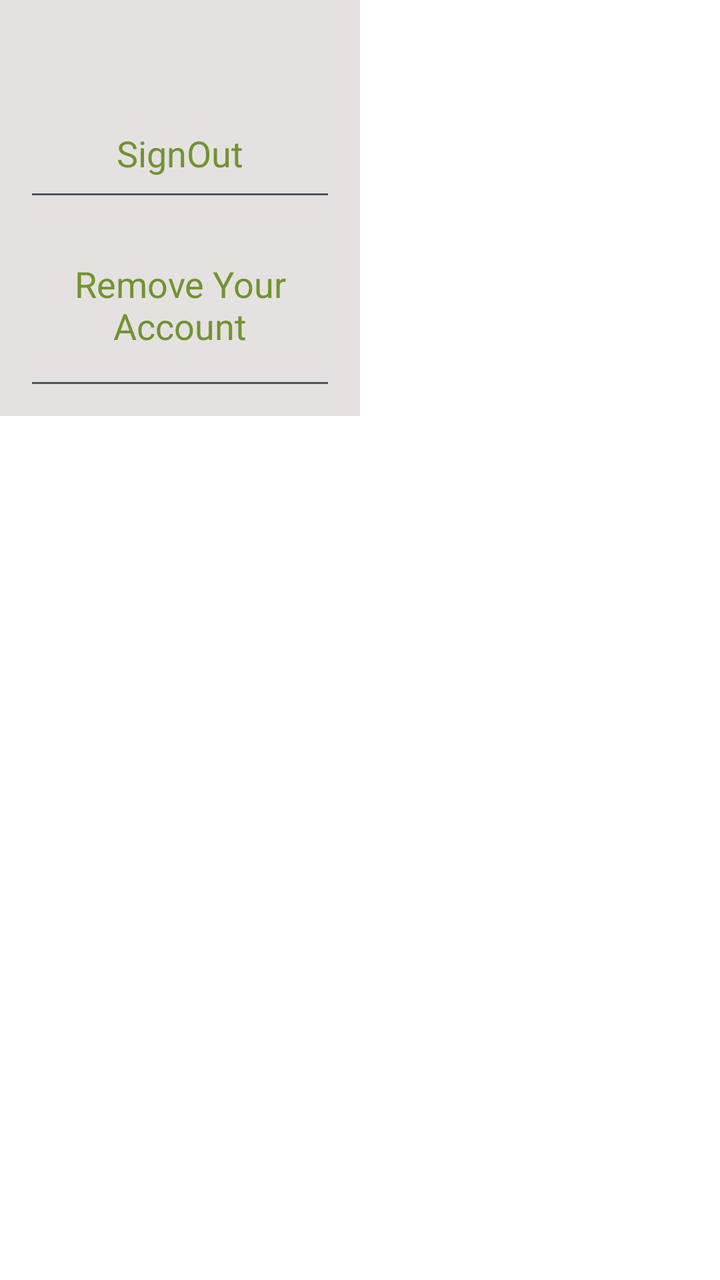
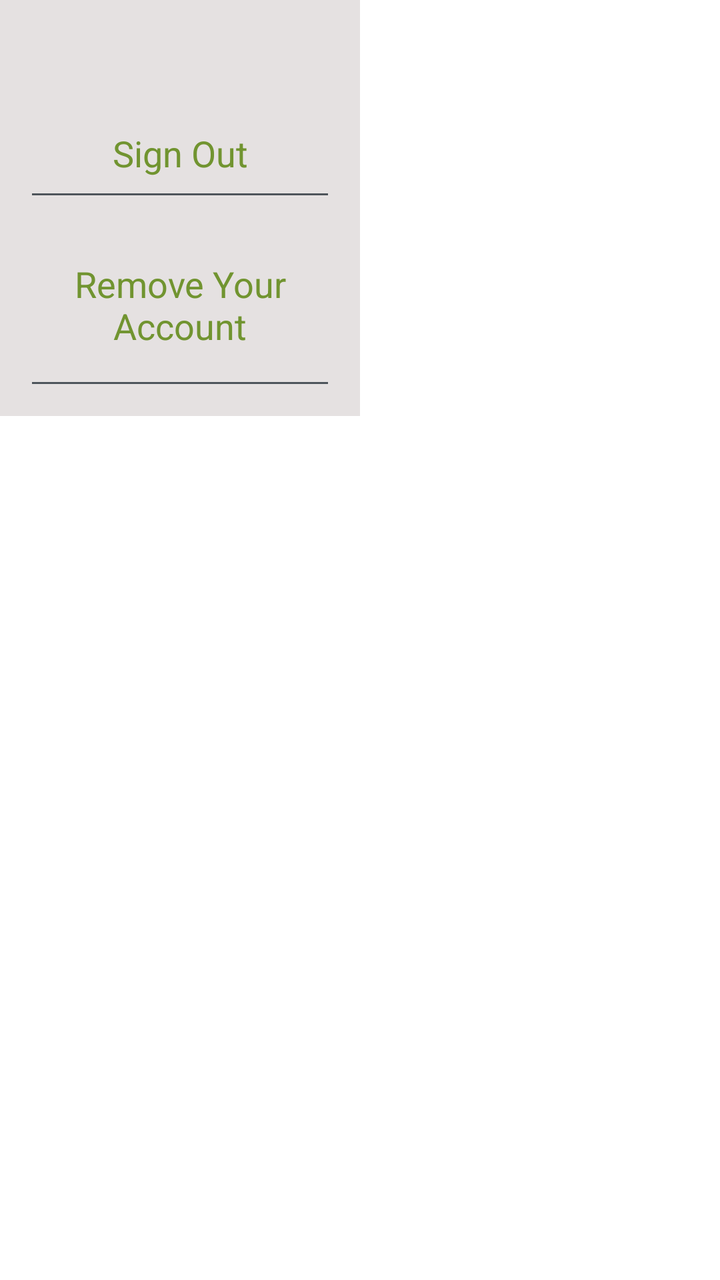

Screens rendered from an Android XML layout before and after an edit, with the pre-edit source and the edit as a unified diff.
<!-- AndroidManifest.xml: application theme AppTheme -->
<!-- res/layout/fragment_settings.xml -->
<?xml version="1.0" encoding="utf-8"?>
<layout xmlns:android="http://schemas.android.com/apk/res/android">

    <data>

        <variable
            name="viewModel"
            type="eu.agribot.agribotapp.ui.fragment.settings.SettingsViewModel" />
    </data>

    <LinearLayout
        android:layout_width="match_parent"
        android:layout_height="match_parent"
        android:orientation="horizontal">

        <LinearLayout
            android:layout_width="0dp"
            android:layout_weight="1"
            android:layout_height="match_parent"
            android:orientation="vertical">


            <LinearLayout
                android:layout_width="match_parent"
                android:layout_height="wrap_content"
                android:orientation="vertical"
                android:background="#E5E1E1"
                android:padding="@dimen/margin_medium"
                android:onClick="@{() -> viewModel.logOutButtonAction()}">

            <TextView
                android:layout_width="match_parent"
                android:layout_height="wrap_content"
                android:layout_gravity="center"
                android:textSize="@dimen/text_size_large"
                android:textColor="@color/black"
                android:gravity="center"
                android:layout_margin="@dimen/margin_large"
                android:text="@{viewModel.user}"/>

            <TextView
                android:layout_width="match_parent"
                android:layout_height="wrap_content"
                android:layout_gravity="center"
                android:gravity="center"
                android:text="SignOut"
                android:textSize="@dimen/text_size_large"
                android:textColor="@color/base_green" />

                <View
                    android:layout_width="match_parent"
                    android:layout_height="1dp"
                    android:layout_margin="@dimen/margin_medium"
                    android:background="@color/gray"/>

            </LinearLayout>

            <LinearLayout
                android:layout_width="match_parent"
                android:layout_height="wrap_content"
                android:orientation="vertical"
                android:padding="@dimen/margin_medium"
                android:onClick="@{() -> viewModel.removeTextClicked()}"
                android:background="#E5E1E1">

                <TextView
                    android:layout_width="match_parent"
                    android:layout_height="wrap_content"
                    android:layout_gravity="center"
                    android:gravity="center"
                    android:padding="@dimen/margin_medium"
                    android:text="Remove Your Account"
                    android:textSize="@dimen/text_size_large"
                    android:textColor="@color/base_green" />

                <View
                    android:layout_width="match_parent"
                    android:layout_height="1dp"
                    android:layout_marginTop="@dimen/margin_xxlarge"
                    android:layout_margin="@dimen/margin_medium"
                    android:background="@color/gray"/>


            </LinearLayout>


        </LinearLayout>

        <LinearLayout
            android:layout_width="0dp"
            android:layout_weight="1"
            android:layout_height="match_parent"
            android:orientation="vertical">



        </LinearLayout>


    </LinearLayout>
</layout>
<!-- resources referenced by this layout -->
<resources>
  <color name="base_green">#719430</color>
  <color name="black">#000000</color>
  <color name="gray">#4E555B</color>
  <dimen name="margin_large">16dp</dimen>
  <dimen name="margin_medium">8dp</dimen>
  <dimen name="margin_xxlarge">32dp</dimen>
  <dimen name="text_size_large">18sp</dimen>
  <style name="AppTheme" parent="Theme.MaterialComponents.Light.DarkActionBar">
          
          <item name="colorPrimary">@color/colorPrimary</item>
          <item name="colorPrimaryDark">@color/colorPrimaryDark</item>
          <item name="colorAccent">@color/colorAccent</item>
      </style>
  <color name="colorPrimary">@color/base_green</color>
  <color name="colorPrimaryDark">@color/base_green_darker</color>
  <color name="colorAccent">@color/gray</color>
  <color name="base_green_darker">#426600</color>
</resources>

<!-- the commit's change to res/layout/fragment_settings.xml (unified diff, before → after) -->
@@ -15,53 +15,53 @@
 
         <LinearLayout
             android:layout_width="0dp"
+            android:layout_height="match_parent"
             android:layout_weight="1"
-            android:layout_height="match_parent"
             android:orientation="vertical">
 
 
             <LinearLayout
                 android:layout_width="match_parent"
                 android:layout_height="wrap_content"
+                android:background="#E5E1E1"
+                android:onClick="@{() -> viewModel.logOutButtonAction()}"
                 android:orientation="vertical"
-                android:background="#E5E1E1"
-                android:padding="@dimen/margin_medium"
-                android:onClick="@{() -> viewModel.logOutButtonAction()}">
+                android:padding="@dimen/margin_medium">
 
-            <TextView
-                android:layout_width="match_parent"
-                android:layout_height="wrap_content"
-                android:layout_gravity="center"
-                android:textSize="@dimen/text_size_large"
-                android:textColor="@color/black"
-                android:gravity="center"
-                android:layout_margin="@dimen/margin_large"
-                android:text="@{viewModel.user}"/>
+                <TextView
+                    android:layout_width="match_parent"
+                    android:layout_height="wrap_content"
+                    android:layout_gravity="center"
+                    android:layout_margin="@dimen/margin_large"
+                    android:gravity="center"
+                    android:text="@{viewModel.user}"
+                    android:textColor="@color/black"
+                    android:textSize="@dimen/text_size_large" />
 
-            <TextView
-                android:layout_width="match_parent"
-                android:layout_height="wrap_content"
-                android:layout_gravity="center"
-                android:gravity="center"
-                android:text="SignOut"
-                android:textSize="@dimen/text_size_large"
-                android:textColor="@color/base_green" />
+                <TextView
+                    android:layout_width="match_parent"
+                    android:layout_height="wrap_content"
+                    android:layout_gravity="center"
+                    android:gravity="center"
+                    android:text="@string/sign_out"
+                    android:textColor="@color/base_green"
+                    android:textSize="@dimen/text_size_large" />
 
                 <View
                     android:layout_width="match_parent"
                     android:layout_height="1dp"
                     android:layout_margin="@dimen/margin_medium"
-                    android:background="@color/gray"/>
+                    android:background="@color/gray" />
 
             </LinearLayout>
 
             <LinearLayout
                 android:layout_width="match_parent"
                 android:layout_height="wrap_content"
+                android:background="#E5E1E1"
+                android:onClick="@{() -> viewModel.removeTextClicked()}"
                 android:orientation="vertical"
-                android:padding="@dimen/margin_medium"
-                android:onClick="@{() -> viewModel.removeTextClicked()}"
-                android:background="#E5E1E1">
+                android:padding="@dimen/margin_medium">
 
                 <TextView
                     android:layout_width="match_parent"
@@ -69,16 +69,16 @@
                     android:layout_gravity="center"
                     android:gravity="center"
                     android:padding="@dimen/margin_medium"
-                    android:text="Remove Your Account"
-                    android:textSize="@dimen/text_size_large"
-                    android:textColor="@color/base_green" />
+                    android:text="@string/settings_remove_your_account"
+                    android:textColor="@color/base_green"
+                    android:textSize="@dimen/text_size_large" />
 
                 <View
                     android:layout_width="match_parent"
                     android:layout_height="1dp"
+                    android:layout_margin="@dimen/margin_medium"
                     android:layout_marginTop="@dimen/margin_xxlarge"
-                    android:layout_margin="@dimen/margin_medium"
-                    android:background="@color/gray"/>
+                    android:background="@color/gray" />
 
 
             </LinearLayout>
@@ -88,10 +88,9 @@
 
         <LinearLayout
             android:layout_width="0dp"
+            android:layout_height="match_parent"
             android:layout_weight="1"
-            android:layout_height="match_parent"
             android:orientation="vertical">
-
 
 
         </LinearLayout>
<!-- resource entries referenced after the edit -->
@@ -7,6 +7,8 @@
   <dimen name="margin_medium">8dp</dimen>
   <dimen name="margin_xxlarge">32dp</dimen>
   <dimen name="text_size_large">18sp</dimen>
+  <string name="settings_remove_your_account">Remove Your Account</string>
+  <string name="sign_out">Sign Out</string>
   <style name="AppTheme" parent="Theme.MaterialComponents.Light.DarkActionBar">
           
           <item name="colorPrimary">@color/colorPrimary</item>
